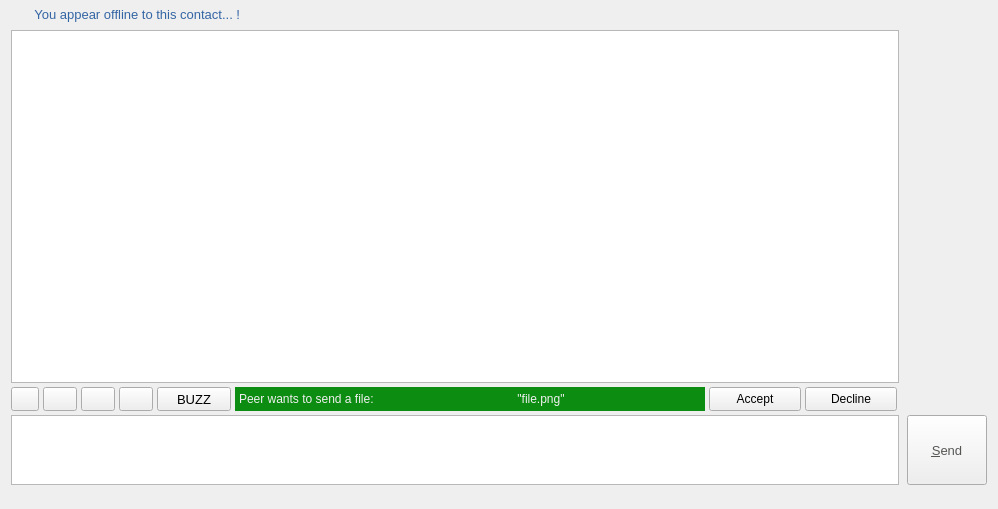
Old version of the form 1.0.2d/src/client/Source/IMWindows/Headers/IM_WindowObject.ui in the repository RgbTrouw/Qs-Messenger.
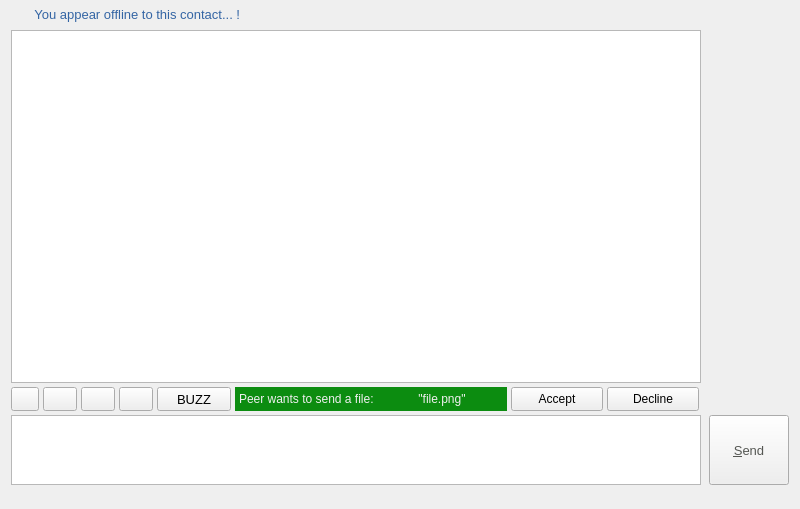
New version of the form. Icons and pictures are not drawn.

Commit message: Change window width to 800 and fix UI closing tag

```diff
--- a/1.0.2d/src/client/Source/IMWindows/Headers/IM_WindowObject.ui
+++ b/1.0.2d/src/client/Source/IMWindows/Headers/IM_WindowObject.ui
@@ -6,7 +6,7 @@
    <rect>
     <x>0</x>
     <y>0</y>
-    <width>998</width>
+    <width>800</width>
     <height>509</height>
    </rect>
   </property>
```
